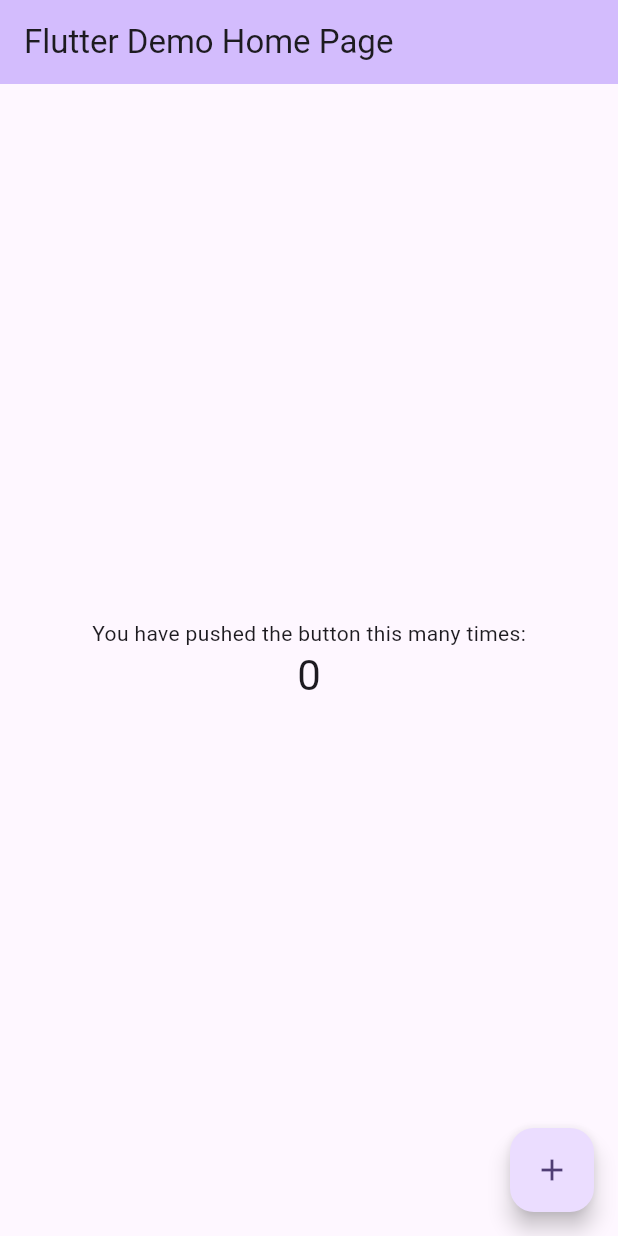
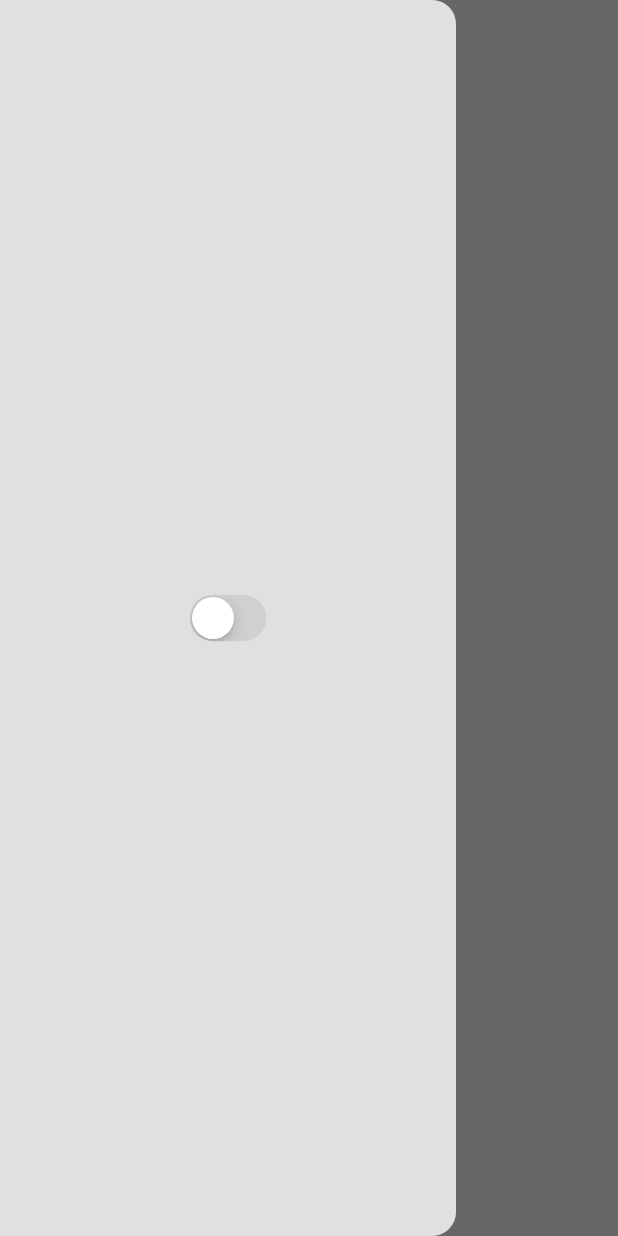
Before and after one commit to on-known/04_MinimalHabbitTracker, a Flutter app: the screen it shows after launch, with the side drawer open (before the commit the screen has no drawer), on a phone screen of 412 x 824 dp. Run offline on Flutter 3.47's test engine with Material 3 defaults, Android fonts, the phone set to English and light mode, and no system bars.

Commit message:
Added theme , theme provider , light theme , dark theme

```diff
--- a/lib/main.dart
+++ b/lib/main.dart
@@ -1,7 +1,13 @@
 import 'package:flutter/material.dart';
+import 'package:minimal_habbit_tracker/pages/homepage.dart';
+import 'package:minimal_habbit_tracker/theme/theme_provider.dart';
+import 'package:provider/provider.dart';
 
 void main() {
-  runApp(const MyApp());
+  runApp(ChangeNotifierProvider(
+    create: (context) => ThemeProvider(),
+    child: const MyApp(),
+  ));
 }
 
 class MyApp extends StatelessWidget {
@@ -11,115 +17,8 @@
   @override
   Widget build(BuildContext context) {
     return MaterialApp(
-      title: 'Flutter Demo',
-      theme: ThemeData(
-        // This is the theme of your application.
-        //
-        // TRY THIS: Try running your application with "flutter run". You'll see
-        // the application has a purple toolbar. Then, without quitting the app,
-        // try changing the seedColor in the colorScheme below to Colors.green
-        // and then invoke "hot reload" (save your changes or press the "hot
-        // reload" button in a Flutter-supported IDE, or press "r" if you used
-        // the command line to start the app).
-        //
-        // Notice that the counter didn't reset back to zero; the application
-        // state is not lost during the reload. To reset the state, use hot
-        // restart instead.
-        //
-        // This works for code too, not just values: Most code changes can be
-        // tested with just a hot reload.
-        colorScheme: ColorScheme.fromSeed(seedColor: Colors.deepPurple),
-        useMaterial3: true,
-      ),
-      home: const MyHomePage(title: 'Flutter Demo Home Page'),
+      home: const MyHome(),
+      theme: Provider.of<ThemeProvider>(context).themedata,
     );
   }
 }
-
-class MyHomePage extends StatefulWidget {
-  const MyHomePage({super.key, required this.title});
-
-  // This widget is the home page of your application. It is stateful, meaning
-  // that it has a State object (defined below) that contains fields that affect
-  // how it looks.
-
-  // This class is the configuration for the state. It holds the values (in this
-  // case the title) provided by the parent (in this case the App widget) and
-  // used by the build method of the State. Fields in a Widget subclass are
-  // always marked "final".
-
-  final String title;
-
-  @override
-  State<MyHomePage> createState() => _MyHomePageState();
-}
-
-class _MyHomePageState extends State<MyHomePage> {
-  int _counter = 0;
-
-  void _incrementCounter() {
-    setState(() {
-      // This call to setState tells the Flutter framework that something has
-      // changed in this State, which causes it to rerun the build method below
-      // so that the display can reflect the updated values. If we changed
-      // _counter without calling setState(), then the build method would not be
-      // called again, and so nothing would appear to happen.
-      _counter++;
-    });
-  }
-
-  @override
-  Widget build(BuildContext context) {
-    // This method is rerun every time setState is called, for instance as done
-    // by the _incrementCounter method above.
-    //
-    // The Flutter framework has been optimized to make rerunning build methods
-    // fast, so that you can just rebuild anything that needs updating rather
-    // than having to individually change instances of widgets.
-    return Scaffold(
-      appBar: AppBar(
-        // TRY THIS: Try changing the color here to a specific color (to
-        // Colors.amber, perhaps?) and trigger a hot reload to see the AppBar
-        // change color while the other colors stay the same.
-        backgroundColor: Theme.of(context).colorScheme.inversePrimary,
-        // Here we take the value from the MyHomePage object that was created by
-        // the App.build method, and use it to set our appbar title.
-        title: Text(widget.title),
-      ),
-      body: Center(
-        // Center is a layout widget. It takes a single child and positions it
-        // in the middle of the parent.
-        child: Column(
-          // Column is also a layout widget. It takes a list of children and
-          // arranges them vertically. By default, it sizes itself to fit its
-          // children horizontally, and tries to be as tall as its parent.
-          //
-          // Column has various properties to control how it sizes itself and
-          // how it positions its children. Here we use mainAxisAlignment to
-          // center the children vertically; the main axis here is the vertical
-          // axis because Columns are vertical (the cross axis would be
-          // horizontal).
-          //
-          // TRY THIS: Invoke "debug painting" (choose the "Toggle Debug Paint"
-          // action in the IDE, or press "p" in the console), to see the
-          // wireframe for each widget.
-          mainAxisAlignment: MainAxisAlignment.center,
-          children: <Widget>[
-            const Text(
-              'You have pushed the button this many times:',
-            ),
-            Text(
-              '$_counter',
-              style: Theme.of(context).textTheme.headlineMedium,
-            ),
-          ],
-        ),
-      ),
-      floatingActionButton: FloatingActionButton(
-        onPressed: _incrementCounter,
-        tooltip: 'Increment',
-        child: const Icon(Icons.add),
-      ), // This trailing comma makes auto-formatting nicer for build methods.
-    );
-  }
-}
--- /dev/null
+++ b/lib/pages/homepage.dart
@@ -0,0 +1,31 @@
+import 'package:flutter/cupertino.dart';
+import 'package:flutter/material.dart';
+import 'package:minimal_habbit_tracker/theme/theme_provider.dart';
+import 'package:provider/provider.dart';
+
+class MyHome extends StatefulWidget {
+  const MyHome({super.key});
+
+  @override
+  State<MyHome> createState() => _MyHomeState();
+}
+
+class _MyHomeState extends State<MyHome> {
+  @override
+  Widget build(BuildContext context) {
+    return Scaffold(
+      appBar: AppBar(
+        backgroundColor: Colors.transparent,
+      ),
+      drawer: Drawer(
+        backgroundColor: Theme.of(context).colorScheme.surfaceBright,
+        child: CupertinoSwitch(
+          value: Provider.of<ThemeProvider>(context, listen: false).isdarkMode,
+          onChanged: (value) {
+            Provider.of<ThemeProvider>(context, listen: false).toggleButton();
+          },
+        ),
+      ),
+    );
+  }
+}
--- /dev/null
+++ b/lib/theme/dark_mode.dart
@@ -0,0 +1,10 @@
+import 'package:flutter/material.dart';
+
+ThemeData darkTheme = ThemeData(
+  colorScheme: ColorScheme.dark(
+      surface: Colors.grey.shade900,
+      primary: Colors.grey.shade600,
+      secondary: Colors.grey.shade700,
+      tertiary: Colors.grey.shade800,
+      inversePrimary: Colors.grey.shade300),
+);
--- /dev/null
+++ b/lib/theme/light_Mode.dart
@@ -0,0 +1,10 @@
+import 'package:flutter/material.dart';
+
+ThemeData lightTheme = ThemeData(
+  colorScheme: ColorScheme.light(
+      surface: Colors.grey.shade300,
+      primary: Colors.grey.shade500,
+      secondary: Colors.grey.shade200,
+      tertiary: Colors.white,
+      inversePrimary: Colors.grey.shade900),
+);
--- /dev/null
+++ b/lib/theme/theme_provider.dart
@@ -0,0 +1,24 @@
+import 'package:flutter/material.dart';
+import 'package:minimal_habbit_tracker/theme/dark_mode.dart';
+import 'package:minimal_habbit_tracker/theme/light_Mode.dart';
+
+class ThemeProvider extends ChangeNotifier {
+  ThemeData _themeData = lightTheme;
+
+  ThemeData get themedata => _themeData;
+
+  bool get isdarkMode => _themeData == darkTheme;
+
+  set themedata(ThemeData themedata) {
+    _themeData = themedata;
+    notifyListeners();
+  }
+
+  void toggleButton() {
+    if (_themeData == lightTheme) {
+      themedata = darkTheme;
+    } else {
+      themedata = lightTheme;
+    }
+  }
+}
--- a/pubspec.yaml
+++ b/pubspec.yaml
@@ -35,6 +35,7 @@ dependencies:
   # The following adds the Cupertino Icons font to your application.
   # Use with the CupertinoIcons class for iOS style icons.
   cupertino_icons: ^1.0.6
+  provider: ^6.1.2
 
 dev_dependencies:
   flutter_test:
```
Also changed, not shown: pubspec.lock.
